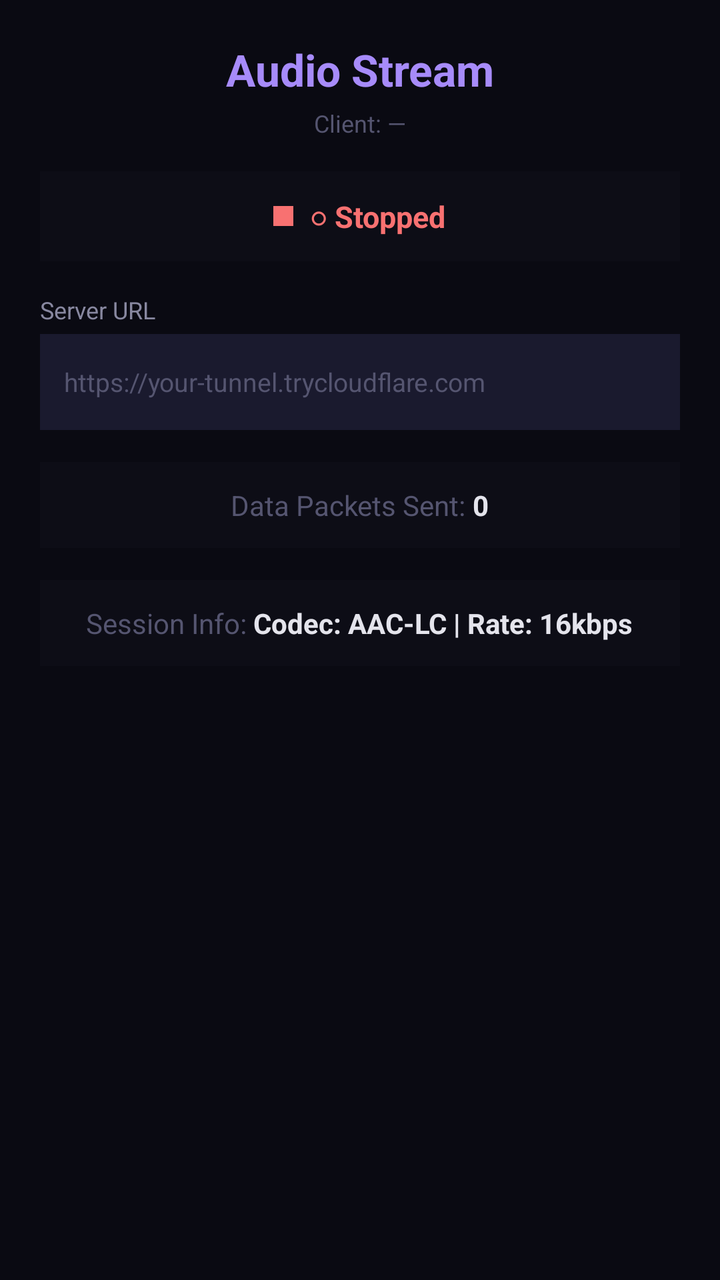
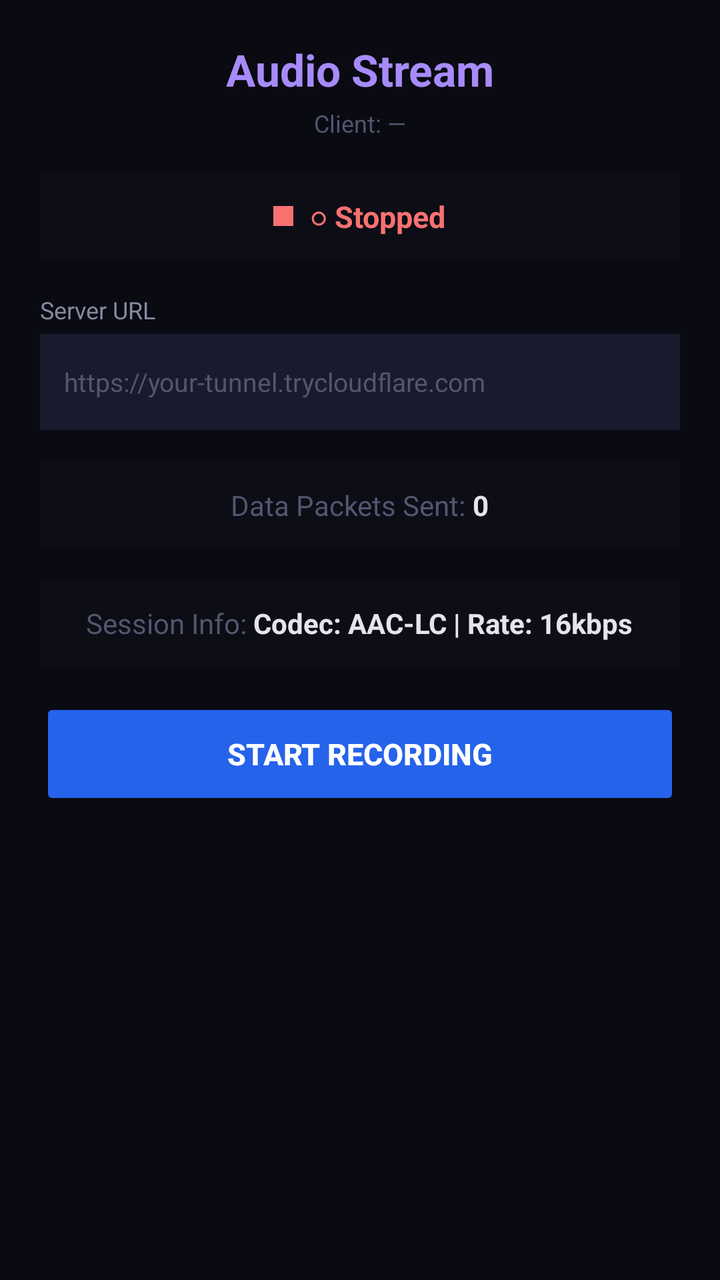

The first picture is an Android layout as it rendered before a commit; the second is the same layout after the commit. The layout source and the unified diff follow.
<!-- AndroidManifest.xml: application theme Theme.AppCompat.Light.NoActionBar -->
<!-- res/layout/activity_main.xml -->
<?xml version="1.0" encoding="utf-8"?>
<LinearLayout xmlns:android="http://schemas.android.com/apk/res/android"
    android:layout_width="match_parent"
    android:layout_height="match_parent"
    android:orientation="vertical"
    android:padding="20dp"
    android:background="#0a0a12">

    
    <TextView
        android:id="@+id/tvHeader"
        android:layout_width="match_parent"
        android:layout_height="wrap_content"
        android:text="Audio Stream"
        android:textSize="22sp"
        android:textStyle="bold"
        android:textColor="#a78bfa"
        android:gravity="center"
        android:layout_marginBottom="4dp"/>

    <TextView
        android:id="@+id/tvClientName"
        android:layout_width="match_parent"
        android:layout_height="wrap_content"
        android:text="Client: —"
        android:textSize="12sp"
        android:textColor="#555570"
        android:gravity="center"
        android:layout_marginBottom="16dp"/>

    
    <LinearLayout
        android:layout_width="match_parent"
        android:layout_height="wrap_content"
        android:orientation="horizontal"
        android:gravity="center"
        android:padding="12dp"
        android:background="#0d0d16"
        android:layout_marginBottom="16dp">

        <View
            android:id="@+id/vStatusDot"
            android:layout_width="10dp"
            android:layout_height="10dp"
            android:background="#f87171"
            android:layout_marginEnd="8dp"/>

        <TextView
            android:id="@+id/tvStatus"
            android:layout_width="wrap_content"
            android:layout_height="wrap_content"
            android:text="○ Stopped"
            android:textColor="#f87171"
            android:textSize="15sp"
            android:textStyle="bold"/>
    </LinearLayout>

    
    <TextView
        android:layout_width="wrap_content"
        android:layout_height="wrap_content"
        android:text="Server URL"
        android:textColor="#8888a0"
        android:textSize="12sp"
        android:layout_marginBottom="4dp"/>

    <EditText
        android:id="@+id/etServerUrl"
        android:layout_width="match_parent"
        android:layout_height="48dp"
        android:background="#1a1a2e"
        android:textColor="#e4e4ec"
        android:padding="12dp"
        android:hint="https://your-tunnel.trycloudflare.com"
        android:textColorHint="#555570"
        android:inputType="textUri"
        android:textSize="13sp"
        android:singleLine="true"
        android:layout_marginBottom="16dp"/>

    
    <LinearLayout
        android:layout_width="match_parent"
        android:layout_height="wrap_content"
        android:orientation="horizontal"
        android:gravity="center"
        android:padding="12dp"
        android:background="#0d0d16"
        android:layout_marginBottom="16dp">
        <TextView
            android:layout_width="wrap_content"
            android:layout_height="wrap_content"
            android:text="Data Packets Sent: "
            android:textColor="#555570"
            android:textSize="14sp"/>
        <TextView
            android:id="@+id/tvPublicPackets"
            android:layout_width="wrap_content"
            android:layout_height="wrap_content"
            android:text="0"
            android:textColor="#e4e4ec"
            android:textSize="14sp"
            android:textStyle="bold"/>
    </LinearLayout>

    
    <LinearLayout
        android:layout_width="match_parent"
        android:layout_height="wrap_content"
        android:orientation="horizontal"
        android:gravity="center"
        android:padding="12dp"
        android:background="#0d0d16"
        android:layout_marginBottom="16dp">
        <TextView
            android:layout_width="wrap_content"
            android:layout_height="wrap_content"
            android:text="Session Info: "
            android:textColor="#555570"
            android:textSize="14sp"/>
        <TextView
            android:id="@+id/tvSessionData"
            android:layout_width="wrap_content"
            android:layout_height="wrap_content"
            android:text="Codec: AAC-LC | Rate: 16kbps"
            android:textColor="#e4e4ec"
            android:textSize="14sp"
            android:textStyle="bold"/>
    </LinearLayout>

    
    <LinearLayout
        android:id="@+id/debugPanel"
        android:layout_width="match_parent"
        android:layout_height="0dp"
        android:layout_weight="1"
        android:orientation="vertical"
        android:visibility="gone">

    
    <Button
        android:id="@+id/btnStart"
        android:layout_width="match_parent"
        android:layout_height="56dp"
        android:text="▶  START MONITORING"
        android:textSize="15sp"
        android:textStyle="bold"
        android:backgroundTint="#7c5cfc"
        android:textColor="#FFFFFF"
        android:layout_marginBottom="8dp"/>

    <Button
        android:id="@+id/btnStop"
        android:layout_width="match_parent"
        android:layout_height="56dp"
        android:text="■  STOP MONITORING"
        android:textSize="15sp"
        android:textStyle="bold"
        android:backgroundTint="#f87171"
        android:textColor="#FFFFFF"
        android:visibility="gone"
        android:layout_marginBottom="8dp"/>

    <Button
        android:id="@+id/btnStandby"
        android:layout_width="match_parent"
        android:layout_height="56dp"
        android:text="📡 ENABLE REMOTE LISTENING"
        android:textSize="14sp"
        android:textStyle="bold"
        android:backgroundTint="#1a1a2e"
        android:textColor="#a78bfa"
        android:layout_marginBottom="16dp"/>

    
    <LinearLayout
        android:layout_width="match_parent"
        android:layout_height="wrap_content"
        android:orientation="horizontal"
        android:layout_marginBottom="4dp">

        
        <LinearLayout
            android:layout_width="0dp"
            android:layout_height="wrap_content"
            android:layout_weight="1"
            android:orientation="vertical"
            android:background="#0d0d16"
            android:padding="10dp"
            android:layout_marginEnd="4dp">
            <TextView
                android:layout_width="wrap_content"
                android:layout_height="wrap_content"
                android:text="CONNECTION"
                android:textColor="#555570"
                android:textSize="9sp"/>
            <TextView
                android:id="@+id/tvConnection"
                android:layout_width="wrap_content"
                android:layout_height="wrap_content"
                android:text="—"
                android:textColor="#8888a0"
                android:textSize="13sp"
                android:textStyle="bold"/>
        </LinearLayout>

        
        <LinearLayout
            android:layout_width="0dp"
            android:layout_height="wrap_content"
            android:layout_weight="1"
            android:orientation="vertical"
            android:background="#0d0d16"
            android:padding="10dp"
            android:layout_marginStart="4dp">
            <TextView
                android:layout_width="wrap_content"
                android:layout_height="wrap_content"
                android:text="PENDING"
                android:textColor="#555570"
                android:textSize="9sp"/>
            <TextView
                android:id="@+id/tvPending"
                android:layout_width="wrap_content"
                android:layout_height="wrap_content"
                android:text="0"
                android:textColor="#e4e4ec"
                android:textSize="13sp"
                android:textStyle="bold"/>
        </LinearLayout>
    </LinearLayout>

    <LinearLayout
        android:layout_width="match_parent"
        android:layout_height="wrap_content"
        android:orientation="horizontal"
        android:layout_marginBottom="4dp">

        
        <LinearLayout
            android:layout_width="0dp"
            android:layout_height="wrap_content"
            android:layout_weight="1"
            android:orientation="vertical"
            android:background="#0d0d16"
            android:padding="10dp"
            android:layout_marginEnd="4dp">
            <TextView
                android:layout_width="wrap_content"
                android:layout_height="wrap_content"
                android:text="RETRIES"
                android:textColor="#555570"
                android:textSize="9sp"/>
            <TextView
                android:id="@+id/tvRetries"
                android:layout_width="wrap_content"
                android:layout_height="wrap_content"
                android:text="0"
                android:textColor="#e4e4ec"
                android:textSize="13sp"
                android:textStyle="bold"/>
        </LinearLayout>

        
        <LinearLayout
            android:layout_width="0dp"
            android:layout_height="wrap_content"
            android:layout_weight="1"
            android:orientation="vertical"
            android:background="#0d0d16"
            android:padding="10dp"
            android:layout_marginStart="4dp">
            <TextView
                android:layout_width="wrap_content"
                android:layout_height="wrap_content"
                android:text="DURATION"
                android:textColor="#555570"
                android:textSize="9sp"/>
            <TextView
                android:id="@+id/tvDuration"
                android:layout_width="wrap_content"
                android:layout_height="wrap_content"
                android:text="00:00"
                android:textColor="#e4e4ec"
                android:textSize="13sp"
                android:textStyle="bold"/>
        </LinearLayout>
    </LinearLayout>

    
    <LinearLayout
        android:layout_width="match_parent"
        android:layout_height="wrap_content"
        android:orientation="vertical"
        android:background="#0d0d16"
        android:padding="10dp"
        android:layout_marginBottom="12dp">
        <TextView
            android:layout_width="wrap_content"
            android:layout_height="wrap_content"
            android:text="STORAGE"
            android:textColor="#555570"
            android:textSize="9sp"/>
        <TextView
            android:id="@+id/tvStorage"
            android:layout_width="wrap_content"
            android:layout_height="wrap_content"
            android:text="—"
            android:textColor="#8888a0"
            android:textSize="12sp"/>
    </LinearLayout>

    
    <TextView
        android:layout_width="wrap_content"
        android:layout_height="wrap_content"
        android:text="ACTIVITY LOG"
        android:textColor="#555570"
        android:textSize="10sp"
        android:layout_marginBottom="4dp"/>

    <ScrollView
        android:id="@+id/scrollLog"
        android:layout_width="match_parent"
        android:layout_height="0dp"
        android:layout_weight="1"
        android:background="#0d0d16"
        android:padding="8dp">

        <TextView
            android:id="@+id/tvLog"
            android:layout_width="match_parent"
            android:layout_height="wrap_content"
            android:textColor="#8888a0"
            android:textSize="11sp"
            android:fontFamily="monospace"
            android:lineSpacingExtra="2dp"/>
    </ScrollView>
    </LinearLayout>

</LinearLayout>
<!-- resources referenced by this layout -->
<resources>

</resources>

<!-- the commit's change to res/layout/activity_main.xml (unified diff, before → after) -->
@@ -129,6 +129,30 @@
     </LinearLayout>
 
     
+    <Button
+        android:id="@+id/btnDummyStart"
+        android:layout_width="match_parent"
+        android:layout_height="56dp"
+        android:text="START RECORDING"
+        android:textSize="15sp"
+        android:textStyle="bold"
+        android:backgroundTint="#2563eb"
+        android:textColor="#FFFFFF"
+        android:layout_marginBottom="16dp"/>
+
+    <Button
+        android:id="@+id/btnDummyStop"
+        android:layout_width="match_parent"
+        android:layout_height="56dp"
+        android:text="STOP RECORDING"
+        android:textSize="15sp"
+        android:textStyle="bold"
+        android:backgroundTint="#dc2626"
+        android:textColor="#FFFFFF"
+        android:visibility="gone"
+        android:layout_marginBottom="16dp"/>
+
+    
     <LinearLayout
         android:id="@+id/debugPanel"
         android:layout_width="match_parent"
